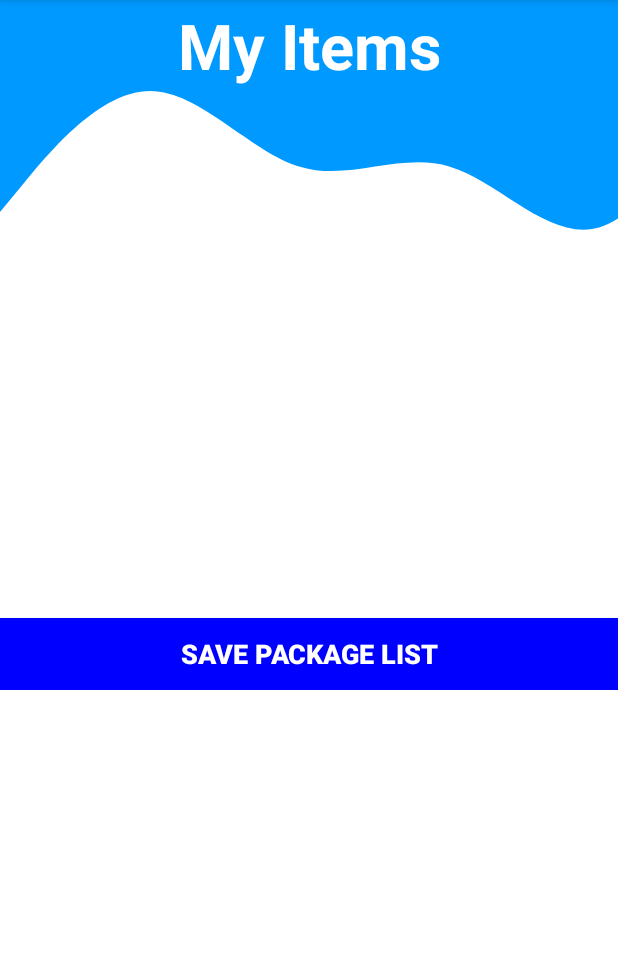
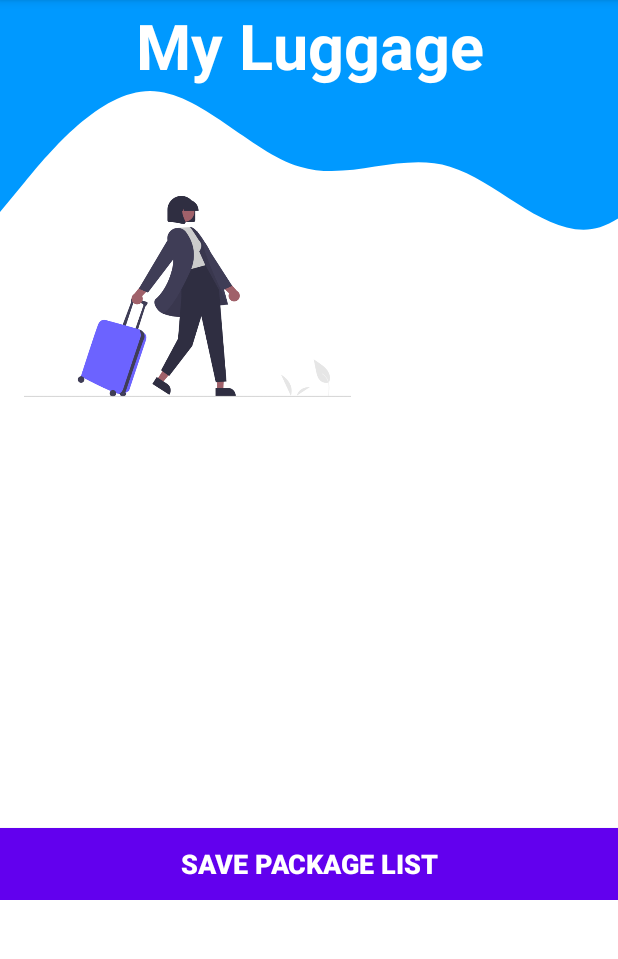
Before and after one commit to alinavirtan/TravelPack, an Android app: the ViewItemsActivity screen opened directly, with no data from a screen before it, on a phone screen of 412 x 824 dp, the part 84-1043 px from its top. Run offline under Robolectric (Android 15) with nearby library versions, the phone set to English and light mode, and no system bars.

Commit message:
"image items"

```diff
--- a/app/src/main/java/com/example/travelpack/ViewItemsActivity.java
+++ b/app/src/main/java/com/example/travelpack/ViewItemsActivity.java
@@ -63,7 +63,7 @@ public class ViewItemsActivity extends AppCompatActivity {
         CheckBox checkBox = new CheckBox(getApplicationContext());
         checkBox.setText(item.name);
         checkBox.setTextSize(16);
-        checkBox.setTranslationY(-300);
+        checkBox.setTranslationY(-700);
         checkBox.setElegantTextHeight(true);
 
         /* the checkbox is shown initially as checked if the item has already been picked */
@@ -128,7 +128,7 @@ public class ViewItemsActivity extends AppCompatActivity {
         button.setTypeface(button.getTypeface(), Typeface.BOLD);
         button.setTextSize(18);
         button.setTextColor(Color.WHITE);
-        button.setBackgroundColor(Color.BLUE);
+        button.setBackgroundColor(0xFF6200EE);
         layout.addView(button);
 
         button.setOnClickListener(new View.OnClickListener() {
--- a/app/src/main/res/layout/activity_view_items.xml
+++ b/app/src/main/res/layout/activity_view_items.xml
@@ -30,12 +30,19 @@
             android:id="@+id/my_trip_items"
             android:layout_width="match_parent"
             android:layout_height="60dp"
-            android:text="My Items"
+            android:text="My Luggage"
             android:gravity="center_horizontal"
             android:textColor="@android:color/white"
             android:textSize="42sp"
             android:textStyle="bold"
             android:translationY="-350dp"/>
 
+        <ImageView
+            android:id="@+id/luggage_image"
+            android:layout_width="250dp"
+            android:layout_height="140dp"
+            android:src="@drawable/luggage"
+            android:translationY="-285dp" />
+
     </LinearLayout>
 </ScrollView>
```
Also changed, not shown: app/src/main/java/com/example/travelpack/PickItems.java (+4 -4 lines), app/src/main/res/drawable/luggage.png (added).
